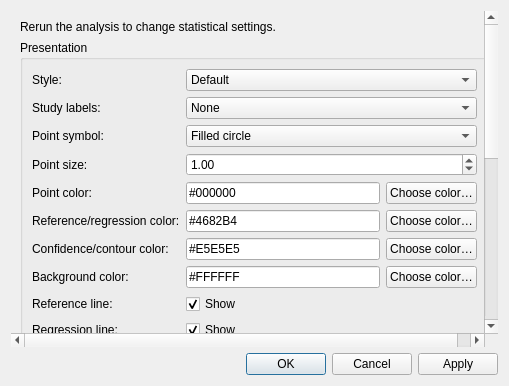
Qt form src/rc_metastudio/forms/funnel_plot_editor_dialog.ui (AliSalman-et-al/rc-metastudio) before a commit.
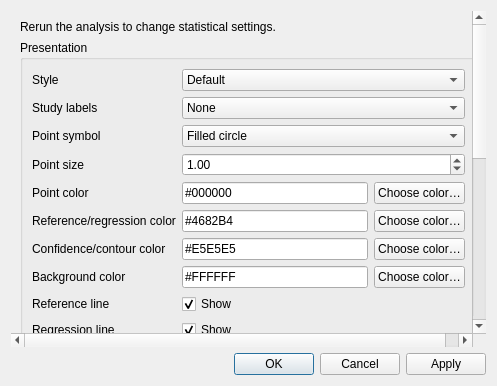
The same form after that commit.

```diff
--- a/src/rc_metastudio/forms/funnel_plot_editor_dialog.ui
+++ b/src/rc_metastudio/forms/funnel_plot_editor_dialog.ui
@@ -14,27 +14,27 @@
        <item>
         <widget class="QGroupBox" name="appearance_group"><property name="title"><string>Presentation</string></property>
          <layout class="QGridLayout" name="appearance_layout">
-          <item row="0" column="0"><widget class="QLabel" name="style_label"><property name="text"><string>Style:</string></property></widget></item>
+          <item row="0" column="0"><widget class="QLabel" name="style_label"><property name="text"><string>Style</string></property></widget></item>
           <item row="0" column="1"><widget class="QComboBox" name="style_combo"><item><property name="text"><string>Default</string></property></item><item><property name="text"><string>RevMan</string></property></item><item><property name="text"><string>BMJ</string></property></item></widget></item>
-          <item row="1" column="0"><widget class="QLabel" name="label_policy_label"><property name="text"><string>Study labels:</string></property></widget></item>
+          <item row="1" column="0"><widget class="QLabel" name="label_policy_label"><property name="text"><string>Study labels</string></property></widget></item>
           <item row="1" column="1"><widget class="QComboBox" name="label_policy_combo"><item><property name="text"><string>None</string></property></item><item><property name="text"><string>Outside pseudo-confidence region</string></property></item><item><property name="text"><string>All</string></property></item></widget></item>
-          <item row="2" column="0"><widget class="QLabel" name="point_symbol_label"><property name="text"><string>Point symbol:</string></property></widget></item>
+          <item row="2" column="0"><widget class="QLabel" name="point_symbol_label"><property name="text"><string>Point symbol</string></property></widget></item>
           <item row="2" column="1"><widget class="QComboBox" name="point_symbol_combo"><item><property name="text"><string>Filled circle</string></property></item><item><property name="text"><string>Open circle</string></property></item><item><property name="text"><string>Square</string></property></item><item><property name="text"><string>Triangle</string></property></item><item><property name="text"><string>Diamond</string></property></item></widget></item>
-          <item row="3" column="0"><widget class="QLabel" name="point_size_label"><property name="text"><string>Point size:</string></property></widget></item>
+          <item row="3" column="0"><widget class="QLabel" name="point_size_label"><property name="text"><string>Point size</string></property></widget></item>
           <item row="3" column="1"><widget class="QDoubleSpinBox" name="point_size_spin"><property name="minimum"><double>0.25</double></property><property name="maximum"><double>5.0</double></property><property name="singleStep"><double>0.25</double></property><property name="value"><double>1.0</double></property></widget></item>
-          <item row="4" column="0"><widget class="QLabel" name="point_color_label"><property name="text"><string>Point color:</string></property></widget></item>
+          <item row="4" column="0"><widget class="QLabel" name="point_color_label"><property name="text"><string>Point color</string></property></widget></item>
           <item row="4" column="1"><layout class="QHBoxLayout" name="point_color_layout"><item><widget class="QLineEdit" name="point_color_edit"><property name="text"><string>#000000</string></property></widget></item><item><widget class="QPushButton" name="point_color_button"><property name="text"><string>Choose color…</string></property></widget></item></layout></item>
-          <item row="5" column="0"><widget class="QLabel" name="reference_color_label"><property name="text"><string>Reference/regression color:</string></property></widget></item>
+          <item row="5" column="0"><widget class="QLabel" name="reference_color_label"><property name="text"><string>Reference/regression color</string></property></widget></item>
           <item row="5" column="1"><layout class="QHBoxLayout" name="reference_color_layout"><item><widget class="QLineEdit" name="reference_color_edit"><property name="text"><string>#4682B4</string></property></widget></item><item><widget class="QPushButton" name="reference_color_button"><property name="text"><string>Choose color…</string></property></widget></item></layout></item>
-          <item row="6" column="0"><widget class="QLabel" name="region_color_label"><property name="text"><string>Confidence/contour color:</string></property></widget></item>
+          <item row="6" column="0"><widget class="QLabel" name="region_color_label"><property name="text"><string>Confidence/contour color</string></property></widget></item>
           <item row="6" column="1"><layout class="QHBoxLayout" name="region_color_layout"><item><widget class="QLineEdit" name="region_color_edit"><property name="text"><string>#E5E5E5</string></property></widget></item><item><widget class="QPushButton" name="region_color_button"><property name="text"><string>Choose color…</string></property></widget></item></layout></item>
-          <item row="7" column="0"><widget class="QLabel" name="background_color_label"><property name="text"><string>Background color:</string></property></widget></item>
+          <item row="7" column="0"><widget class="QLabel" name="background_color_label"><property name="text"><string>Background color</string></property></widget></item>
           <item row="7" column="1"><layout class="QHBoxLayout" name="background_color_layout"><item><widget class="QLineEdit" name="background_color_edit"><property name="text"><string>#FFFFFF</string></property></widget></item><item><widget class="QPushButton" name="background_color_button"><property name="text"><string>Choose color…</string></property></widget></item></layout></item>
-          <item row="8" column="0"><widget class="QLabel" name="reference_visible_label"><property name="text"><string>Reference line:</string></property></widget></item>
+          <item row="8" column="0"><widget class="QLabel" name="reference_visible_label"><property name="text"><string>Reference line</string></property></widget></item>
           <item row="8" column="1"><widget class="QCheckBox" name="reference_visible_check"><property name="text"><string>Show</string></property><property name="checked"><bool>true</bool></property></widget></item>
-          <item row="9" column="0"><widget class="QLabel" name="regression_visible_label"><property name="text"><string>Regression line:</string></property></widget></item>
+          <item row="9" column="0"><widget class="QLabel" name="regression_visible_label"><property name="text"><string>Regression line</string></property></widget></item>
           <item row="9" column="1"><widget class="QCheckBox" name="regression_visible_check"><property name="text"><string>Show</string></property><property name="checked"><bool>true</bool></property></widget></item>
-          <item row="10" column="0"><widget class="QLabel" name="pooled_overlay_label"><property name="text"><string>Pooled display overlay:</string></property></widget></item>
+          <item row="10" column="0"><widget class="QLabel" name="pooled_overlay_label"><property name="text"><string>Pooled display overlay</string></property></widget></item>
           <item row="10" column="1"><widget class="QCheckBox" name="pooled_overlay_check"><property name="text"><string>Show</string></property><property name="checked"><bool>true</bool></property></widget></item>
          </layout>
         </widget>
@@ -42,11 +42,11 @@
        <item>
         <widget class="QGroupBox" name="confidence_group"><property name="title"><string>Confidence and contour geometry</string></property>
          <layout class="QGridLayout" name="confidence_layout">
-          <item row="0" column="0"><widget class="QLabel" name="sampling_confidence_label"><property name="text"><string>Sampling confidence level:</string></property></widget></item>
+          <item row="0" column="0"><widget class="QLabel" name="sampling_confidence_label"><property name="text"><string>Sampling confidence level</string></property></widget></item>
           <item row="0" column="1"><widget class="QDoubleSpinBox" name="sampling_confidence_spin"><property name="minimum"><double>50.0</double></property><property name="maximum"><double>99.9</double></property><property name="value"><double>95.0</double></property></widget></item>
-          <item row="1" column="0"><widget class="QCheckBox" name="include_tau2_check"><property name="text"><string>Include tau² in pseudo-confidence region</string></property></widget></item>
+          <item row="1" column="0"><widget class="QCheckBox" name="include_tau2_check"><property name="text"><string>Include τ² in pseudo-confidence region</string></property></widget></item>
           <item row="1" column="1"><widget class="QCheckBox" name="sampling_region_check"><property name="text"><string>Show pseudo-confidence region</string></property><property name="checked"><bool>true</bool></property></widget></item>
-          <item row="2" column="0"><widget class="QLabel" name="contour_levels_label"><property name="text"><string>Null contour levels (%):</string></property></widget></item>
+          <item row="2" column="0"><widget class="QLabel" name="contour_levels_label"><property name="text"><string>Null contour levels (%)</string></property></widget></item>
           <item row="2" column="1"><widget class="QLineEdit" name="contour_levels_edit"><property name="text"><string>90,95,99</string></property></widget></item>
          </layout>
         </widget>
@@ -54,22 +54,22 @@
        <item>
         <widget class="QGroupBox" name="axis_group"><property name="title"><string>Axes</string></property>
          <layout class="QGridLayout" name="axis_layout">
-          <item row="0" column="0"><widget class="QLabel" name="x_label_label"><property name="text"><string>X-axis label:</string></property></widget></item>
+          <item row="0" column="0"><widget class="QLabel" name="x_label_label"><property name="text"><string>X-axis label</string></property></widget></item>
           <item row="0" column="1"><widget class="QLineEdit" name="x_label_edit"><property name="text"><string>[default]</string></property></widget></item>
-          <item row="1" column="0"><widget class="QLabel" name="y_label_label"><property name="text"><string>Y-axis label:</string></property></widget></item>
+          <item row="1" column="0"><widget class="QLabel" name="y_label_label"><property name="text"><string>Y-axis label</string></property></widget></item>
           <item row="1" column="1"><widget class="QLineEdit" name="y_label_edit"><property name="text"><string>Standard error</string></property></widget></item>
-          <item row="2" column="0"><widget class="QLabel" name="x_lower_label"><property name="text"><string>X-axis lower bound:</string></property></widget></item>
+          <item row="2" column="0"><widget class="QLabel" name="x_lower_label"><property name="text"><string>X-axis lower bound</string></property></widget></item>
           <item row="2" column="1"><widget class="QLineEdit" name="x_lower_edit"><property name="text"><string>[default]</string></property></widget></item>
-          <item row="3" column="0"><widget class="QLabel" name="x_upper_label"><property name="text"><string>X-axis upper bound:</string></property></widget></item>
+          <item row="3" column="0"><widget class="QLabel" name="x_upper_label"><property name="text"><string>X-axis upper bound</string></property></widget></item>
           <item row="3" column="1"><widget class="QLineEdit" name="x_upper_edit"><property name="text"><string>[default]</string></property></widget></item>
-          <item row="4" column="0"><widget class="QLabel" name="x_ticks_label"><property name="text"><string>X-axis ticks:</string></property></widget></item>
+          <item row="4" column="0"><widget class="QLabel" name="x_ticks_label"><property name="text"><string>X-axis ticks</string></property></widget></item>
           <item row="4" column="1"><widget class="QLineEdit" name="x_ticks_edit"><property name="text"><string>[default]</string></property></widget></item>
          </layout>
         </widget>
        </item>
        <item>
         <layout class="QHBoxLayout" name="path_layout">
-         <item><widget class="QLabel" name="path_label"><property name="text"><string>Save image to:</string></property></widget></item>
+         <item><widget class="QLabel" name="path_label"><property name="text"><string>Save image to</string></property></widget></item>
          <item><widget class="QLineEdit" name="path_edit"/></item>
          <item><widget class="QPushButton" name="browse_button"><property name="text"><string>Browse...</string></property><property name="accessibleName"><string>Browse funnel plot save path</string></property></widget></item>
         </layout>
```
